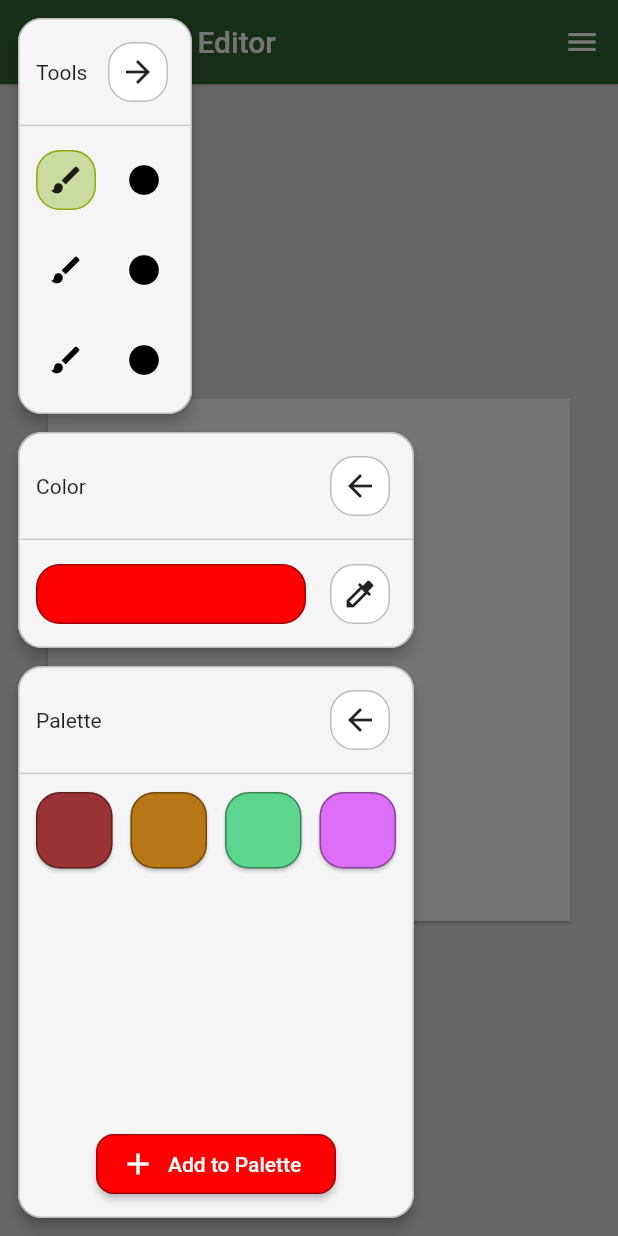
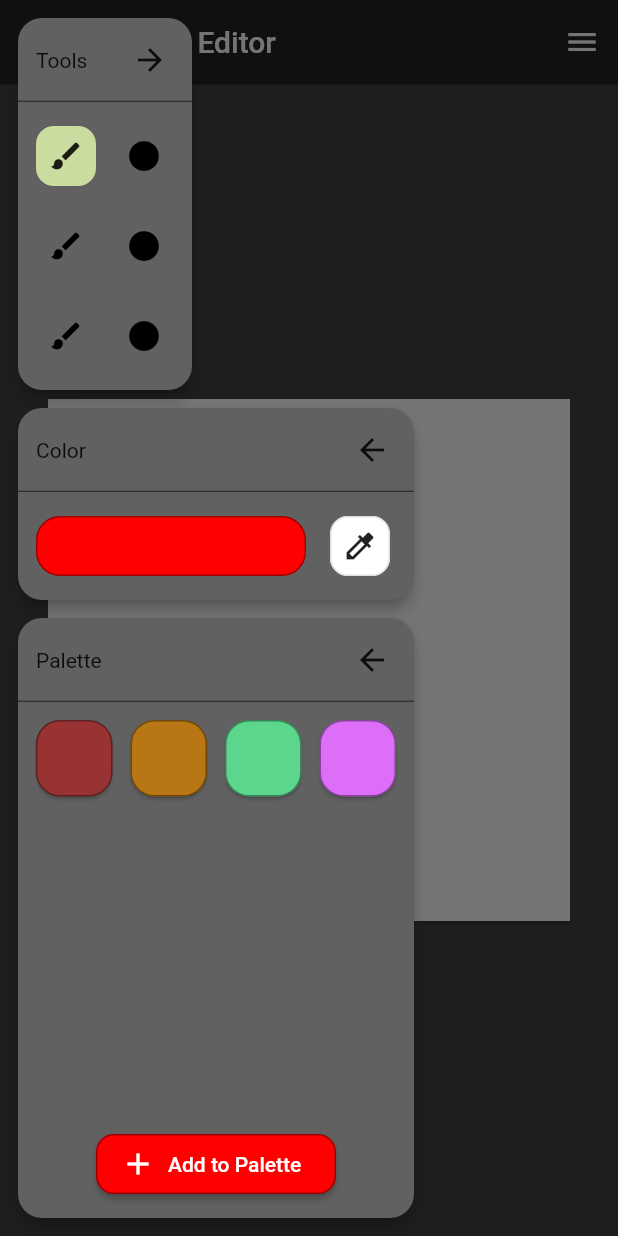
Before and after one commit to andreweskild/project-pickle, a Flutter app: the screen it shows after launch, in the side drawer, after a tap on the "arrow back" icon, on a phone screen of 412 x 824 dp. Run offline on Flutter 3.47's test engine with Material 2 defaults, Android fonts, the phone set to English and light mode, and no system bars; our stand-ins replace flutter_redux, redux.

```diff
--- a/lib/app.dart
+++ b/lib/app.dart
@@ -39,15 +39,22 @@ class MyApp extends StatelessWidget {
         // GBA Theme 1
         theme: new ThemeData(
           accentColor: new Color(0xFF8bac0f),
-          primarySwatch: new MaterialColor(0xFF306230, const <int, Color> {50 : const Color(0xFFFFF8E1), 100 : const Color(0xFFFFECB3), 200 : const Color(0xFFFFE082), 300 : const Color(0xFFFFD54F), 400 : const Color(0xFFFFCA28), 500 : const Color(0xFFFFC107), 600 : const Color(0xFFFFB300), 700 : const Color(0xFFFFA000), 800 : const Color(0xFFFF8F00), 900 : const Color(0xFFFF6F00)}),
+          cardColor: Colors.grey.shade700,
+          dividerColor: Colors.grey.shade900,
+          primarySwatch: new MaterialColor(0xFF222222, const <int, Color> {50 : const Color(0xFFFFF8E1), 100 : const Color(0xFFFFECB3), 200 : const Color(0xFFFFE082), 300 : const Color(0xFFFFD54F), 400 : const Color(0xFFFFCA28), 500 : const Color(0xFFFFC107), 600 : const Color(0xFFFFB300), 700 : const Color(0xFFFFA000), 800 : const Color(0xFFFF8F00), 900 : const Color(0xFFFF6F00)}),
           splashColor: new Color(0xFF9bbc0f),
           highlightColor: new Color(0xFFcadc9f),
           accentTextTheme: Theme.of(context).accentTextTheme.copyWith(
             button: Theme.of(context).accentTextTheme.button.copyWith(color: new Color(0xFF0f380f)),
           ),
+          primaryTextTheme: Theme.of(context).primaryTextTheme.copyWith(
+            body1: Theme.of(context).primaryTextTheme.body1.copyWith(color: Colors.white),
+            button: Theme.of(context).primaryTextTheme.button.copyWith(color: Colors.white),
+          ),
           buttonTheme: ButtonTheme.of(context).copyWith(
             minWidth: 12.0,
           ),
+          scaffoldBackgroundColor: Colors.grey.shade800,
         ),
 
         // GBA Theme 2
--- a/lib/state/actions.dart
+++ b/lib/state/actions.dart
@@ -22,6 +22,10 @@ class AddNewLayerAction {
 
 class ClearPreviewAction {
   ClearPreviewAction();
+}
+
+class DeselectAction {
+  DeselectAction();
 }
 
 class FillAreaAction {
--- a/lib/state/app_state.dart
+++ b/lib/state/app_state.dart
@@ -78,6 +78,10 @@ AppState stateReducer(AppState state, dynamic action) {
     state.previewLayer.clearPixels();
     return state;
   }
+  else if (action is DeselectAction) {
+    state.selectionPath = null;
+    return state;
+  }
   else if (action is FillAreaAction) {
     state.currentLayer.fillArea(
         action.pos,
--- a/lib/tools/marquee_selector_tool.dart
+++ b/lib/tools/marquee_selector_tool.dart
@@ -42,6 +42,10 @@ class MarqueeSelectorTool extends SelectorTool {
 
   @override
   void handleSelectionEnd() {
+    if (_startPoint == null ||
+        _endPoint == null) {
+      deselectPath();
+    }
     _startPoint = null;
     _endPoint = null;
   }
--- a/lib/tools/select_tool_overlay.dart
+++ b/lib/tools/select_tool_overlay.dart
@@ -18,11 +18,12 @@ class SelectToolOverlayPainter extends CustomPainter {
     _store.onChange.listen(
             (state) => handleStateChange(state)
     );
-    print('overlay created');
+    _canvasScale = _store.state.canvasScale;
+    _selectionPath = _store.state.selectionPath;
   }
 
   static final _repaintNotifier = SelectChangeNotifier();
-  double _canvasScale = 1.0;
+  double _canvasScale;
   BuildContext context;
   Path _selectionPath;
   Store<AppState> _store;
@@ -30,7 +31,12 @@ class SelectToolOverlayPainter extends CustomPainter {
   void handleStateChange(AppState state) {
     if (_canvasScale != state.canvasScale ||
           _selectionPath != state.selectionPath ) {
-      _selectionPath = Path.from(state.selectionPath);
+      if (state.selectionPath != null) {
+        _selectionPath = Path.from(state.selectionPath);
+      }
+      else {
+        _selectionPath = null;
+      }
       _canvasScale = state.canvasScale;
       _repaintNotifier.notifyListeners();
     }
--- a/lib/tools/selector_tool.dart
+++ b/lib/tools/selector_tool.dart
@@ -24,4 +24,8 @@ class SelectorTool extends Tool {
     _store.dispatch(SetSelectionPath(path));
   }
 
+  void deselectPath() {
+    _store.dispatch(DeselectAction());
+  }
+
 }
--- a/lib/widgets/common/list_item.dart
+++ b/lib/widgets/common/list_item.dart
@@ -24,10 +24,7 @@ class ListItem extends StatelessWidget {
         textColor: isHighlighted ? Theme.of(context).accentTextTheme.button.color : Colors.black,
         padding: EdgeInsets.all(8.0),
         shape: RoundedRectangleBorder(
-          borderRadius: BorderRadius.circular(16.0),
-          side: BorderSide(
-            color: isHighlighted ? Theme.of(context).accentColor : Colors.transparent,
-          )
+          borderRadius: BorderRadius.circular(12.0),
         ),
         child: Stack(
           children: <Widget>[
--- a/lib/widgets/common/outline_icon_button.dart
+++ b/lib/widgets/common/outline_icon_button.dart
@@ -21,9 +21,9 @@ class OutlineIconButton extends StatelessWidget {
       child: Icon(icon),
       onPressed: onPressed,
       shape: RoundedRectangleBorder(
-        borderRadius: BorderRadius.circular(16.0),
+        borderRadius: BorderRadius.circular(12.0),
           side: BorderSide(
-            color: highlighted ? Theme.of(context).accentColor : Colors.grey.shade400,
+            color: highlighted ? Colors.transparent : Colors.grey.shade300,
           )
       ),
     );
--- a/lib/widgets/layout/drawer_card.dart
+++ b/lib/widgets/layout/drawer_card.dart
@@ -47,13 +47,10 @@ class _DrawerCardState extends State<DrawerCard> {
       duration: Duration(milliseconds: 200),
       width: _currentlyCollapsed ? 116.0 : 264.0,
       child: Material(
-        color: Colors.grey.shade100,
+        color: Theme.of(context).cardColor,
         elevation: 4.0,
         shape: RoundedRectangleBorder(
           borderRadius: BorderRadius.circular(16.0),
-          side: BorderSide(
-            color: Colors.grey.shade400,
-          )
         ),
         child: Column(
           children: <Widget>[
--- a/lib/widgets/layout/drawer_card_header.dart
+++ b/lib/widgets/layout/drawer_card_header.dart
@@ -27,7 +27,6 @@ class DrawerCardHeader extends StatelessWidget {
           bottom: 0.0,
           child: Divider(
             height: 1.0,
-            color: Colors.grey.shade400,
           ),
         ),
         Positioned(
@@ -44,14 +43,12 @@ class DrawerCardHeader extends StatelessWidget {
         ),
         Align(
           alignment: (alignment == DrawerAlignment.start) ? Alignment.centerRight : Alignment.centerLeft,
-          child: Padding(
-            padding: const EdgeInsets.all(12.0),
-            child: OutlineIconButton(
-              icon: (alignment == DrawerAlignment.start) ?
-                (collapsed) ? Icons.arrow_forward : Icons.arrow_back :
-                (collapsed) ? Icons.arrow_back : Icons.arrow_forward,
-              onPressed: onToggleCollapse,
-            ),
+          child: IconButton(
+            icon: Icon((alignment == DrawerAlignment.start) ?
+              (collapsed) ? Icons.arrow_forward : Icons.arrow_back :
+              (collapsed) ? Icons.arrow_back : Icons.arrow_forward,),
+            padding: EdgeInsets.all(16.0),
+            onPressed: onToggleCollapse,
           ),
         ),
 
--- a/lib/widgets/layout/responsive_scaffold.dart
+++ b/lib/widgets/layout/responsive_scaffold.dart
@@ -37,7 +37,6 @@ class _ResponsiveScaffoldState extends State<ResponsiveScaffold> {
               title: new Text(widget.name),
               primary: true,
             ),
-            backgroundColor: Colors.grey.shade300,
             body: widget.body,
             drawer: widget.drawer,
             endDrawer: widget.endDrawer,
@@ -51,7 +50,6 @@ class _ResponsiveScaffoldState extends State<ResponsiveScaffold> {
               title: new Text(widget.name),
               primary: true,
             ),
-            backgroundColor: Colors.grey.shade300,
             body: new Stack(
               children: <Widget>[
                 widget.body,
--- a/lib/widgets/pixels/canvas_controller.dart
+++ b/lib/widgets/pixels/canvas_controller.dart
@@ -92,7 +92,6 @@ class _CanvasControllerState extends State<CanvasController> {
             }
           },
           onPointerDown: (details) {
-            print(details.buttons);
             currentPointerCount += 1;
             if (maxPointerCount < currentPointerCount) {
               maxPointerCount = currentPointerCount;
@@ -118,26 +117,14 @@ class _CanvasControllerState extends State<CanvasController> {
             child: SizedBox(
               width: 32.0,
               height: 32.0,
-              child: Builder(
-                builder: (context) {
-                  if (_currentToolType == ToolType.marquee_selector) {
-                    return Stack(
+              child: Stack(
                 children: <Widget>[
                   Stack(
                     children: layers
                   ),
                   SelectToolOverlay(),
                 ],
-                    );
-                  }
-                  else {
-                    return Stack(
-                      children: layers
-                    );
-                  }
-                },
-              )
-
+              ),
             ),
           ),
         );
```
Also changed, not shown: lib/widgets/layers/layer_list_item.dart (+71 -33 lines), lib/widgets/layers/layers_card.dart (+14 -35 lines). Lines whose indentation alone changed are shown as unchanged.
